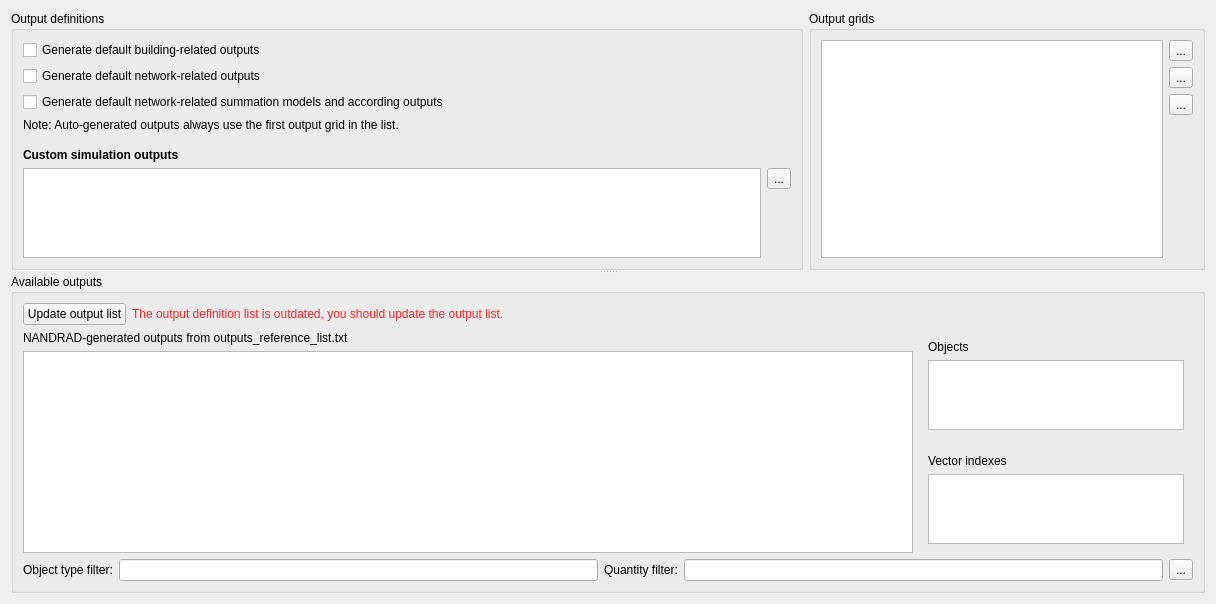
Old version of the form SIM-VICUS/src/SVSimulationOutputOptions.ui in the repository ghorwin/SIM-VICUS.
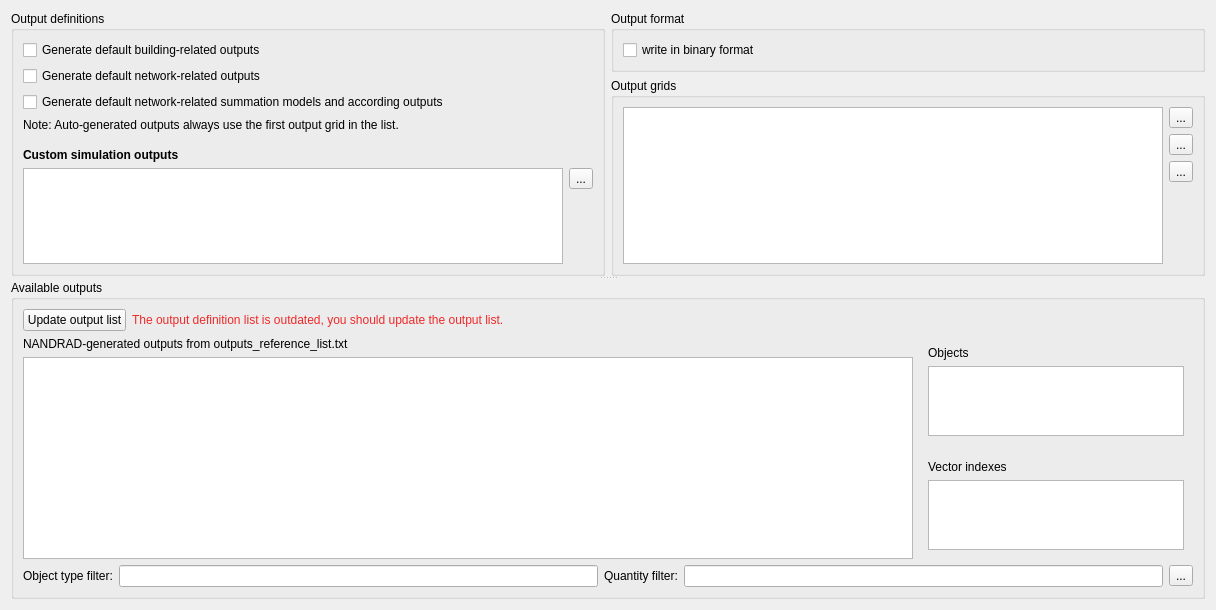
New version of the form. Icons and pictures are not drawn.

Commit message: add option for using binary outputs

Patch:
```diff
--- a/SIM-VICUS/src/SVSimulationOutputOptions.ui
+++ b/SIM-VICUS/src/SVSimulationOutputOptions.ui
@@ -7,7 +7,7 @@
     <x>0</x>
     <y>0</y>
     <width>1216</width>
-    <height>604</height>
+    <height>610</height>
    </rect>
   </property>
   <property name="windowTitle">
@@ -20,75 +20,122 @@
       <enum>Qt::Vertical</enum>
      </property>
      <widget class="QWidget" name="layoutWidget">
-      <layout class="QHBoxLayout" name="horizontalLayout_3" stretch="2,1">
-       <item>
+      <layout class="QGridLayout" name="gridLayout_4">
+       <item row="1" column="1">
+        <widget class="QGroupBox" name="groupBox">
+         <property name="title">
+          <string>Output grids</string>
+         </property>
+         <layout class="QGridLayout" name="gridLayout">
+          <item row="0" column="0" rowspan="4">
+           <widget class="QTableWidget" name="tableWidgetOutputGrids">
+            <property name="sizePolicy">
+             <sizepolicy hsizetype="Expanding" vsizetype="Preferred">
+              <horstretch>0</horstretch>
+              <verstretch>0</verstretch>
+             </sizepolicy>
+            </property>
+            <attribute name="verticalHeaderVisible">
+             <bool>false</bool>
+            </attribute>
+           </widget>
+          </item>
+          <item row="1" column="1">
+           <widget class="QToolButton" name="toolButtonEditGrid">
+            <property name="text">
+             <string>...</string>
+            </property>
+            <property name="icon">
+             <iconset resource="../resources/SIM-VICUS.qrc">
+              <normaloff>:/gfx/actions/24x24/edit.png</normaloff>:/gfx/actions/24x24/edit.png</iconset>
+            </property>
+            <property name="iconSize">
+             <size>
+              <width>24</width>
+              <height>24</height>
+             </size>
+            </property>
+           </widget>
+          </item>
+          <item row="2" column="1">
+           <widget class="QToolButton" name="toolButtonRemoveGrid">
+            <property name="text">
+             <string>...</string>
+            </property>
+            <property name="icon">
+             <iconset resource="../resources/SIM-VICUS.qrc">
+              <normaloff>:/gfx/actions/24x24/minus.png</normaloff>:/gfx/actions/24x24/minus.png</iconset>
+            </property>
+            <property name="iconSize">
+             <size>
+              <width>24</width>
+              <height>24</height>
+             </size>
+            </property>
+           </widget>
+          </item>
+          <item row="0" column="1">
+           <widget class="QToolButton" name="toolButtonAddGrid">
+            <property name="text">
+             <string>...</string>
+            </property>
+            <property name="icon">
+             <iconset resource="../resources/SIM-VICUS.qrc">
+              <normaloff>:/gfx/actions/24x24/plus.png</normaloff>:/gfx/actions/24x24/plus.png</iconset>
+            </property>
+            <property name="iconSize">
+             <size>
+              <width>24</width>
+              <height>24</height>
+             </size>
+            </property>
+           </widget>
+          </item>
+          <item row="3" column="1">
+           <spacer name="verticalSpacer">
+            <property name="orientation">
+             <enum>Qt::Vertical</enum>
+            </property>
+            <property name="sizeType">
+             <enum>QSizePolicy::Preferred</enum>
+            </property>
+            <property name="sizeHint" stdset="0">
+             <size>
+              <width>20</width>
+              <height>518</height>
+             </size>
+            </property>
+           </spacer>
+          </item>
+         </layout>
+        </widget>
+       </item>
+       <item row="0" column="1">
+        <widget class="QGroupBox" name="groupBox_4">
+         <property name="title">
+          <string>Output format</string>
+         </property>
+         <layout class="QVBoxLayout" name="verticalLayout_6">
+          <item>
+           <widget class="QCheckBox" name="checkBoxBinaryFormat">
+            <property name="text">
+             <string>write in binary format</string>
+            </property>
+           </widget>
+          </item>
+         </layout>
+        </widget>
+       </item>
+       <item row="0" column="0" rowspan="2">
         <widget class="QGroupBox" name="groupBox_2">
          <property name="title">
           <string>Output definitions</string>
          </property>
          <layout class="QGridLayout" name="gridLayout_2">
-          <item row="0" column="0">
-           <widget class="QCheckBox" name="checkBoxDefaultBuildingOutputs">
-            <property name="text">
-             <string>Generate default building-related outputs</string>
-            </property>
-           </widget>
-          </item>
-          <item row="7" column="1">
-           <spacer name="verticalSpacer_2">
-            <property name="orientation">
-             <enum>Qt::Vertical</enum>
-            </property>
-            <property name="sizeType">
-             <enum>QSizePolicy::Preferred</enum>
-            </property>
-            <property name="sizeHint" stdset="0">
-             <size>
-              <width>20</width>
-              <height>458</height>
-             </size>
-            </property>
-           </spacer>
-          </item>
-          <item row="6" column="0" rowspan="2">
-           <widget class="QTableWidget" name="tableWidgetOutputDefinitions">
-            <property name="sizePolicy">
-             <sizepolicy hsizetype="Expanding" vsizetype="Preferred">
-              <horstretch>0</horstretch>
-              <verstretch>0</verstretch>
-             </sizepolicy>
-            </property>
-           </widget>
-          </item>
-          <item row="1" column="0">
-           <widget class="QCheckBox" name="checkBoxDefaultNetworkOutputs">
-            <property name="text">
-             <string>Generate default network-related outputs</string>
-            </property>
-           </widget>
-          </item>
-          <item row="6" column="1">
-           <widget class="QToolButton" name="toolButtonRemoveDefinition">
-            <property name="text">
-             <string>...</string>
-            </property>
-            <property name="icon">
-             <iconset resource="../resources/SIM-VICUS.qrc">
-              <normaloff>:/gfx/actions/24x24/minus.png</normaloff>:/gfx/actions/24x24/minus.png</iconset>
-            </property>
-            <property name="iconSize">
-             <size>
-              <width>24</width>
-              <height>24</height>
-             </size>
-            </property>
-           </widget>
-          </item>
           <item row="5" column="0">
            <widget class="QLabel" name="label_6">
             <property name="font">
              <font>
-              <weight>75</weight>
               <bold>true</bold>
              </font>
             </property>
@@ -97,13 +144,6 @@
             </property>
            </widget>
           </item>
-          <item row="3" column="0">
-           <widget class="QLabel" name="label_7">
-            <property name="text">
-             <string>Note: Auto-generated outputs always use the first output grid in the list.</string>
-            </property>
-           </widget>
-          </item>
           <item row="4" column="0">
            <spacer name="verticalSpacer_4">
             <property name="orientation">
@@ -120,6 +160,46 @@
             </property>
            </spacer>
           </item>
+          <item row="6" column="1">
+           <widget class="QToolButton" name="toolButtonRemoveDefinition">
+            <property name="text">
+             <string>...</string>
+            </property>
+            <property name="icon">
+             <iconset resource="../resources/SIM-VICUS.qrc">
+              <normaloff>:/gfx/actions/24x24/minus.png</normaloff>:/gfx/actions/24x24/minus.png</iconset>
+            </property>
+            <property name="iconSize">
+             <size>
+              <width>24</width>
+              <height>24</height>
+             </size>
+            </property>
+           </widget>
+          </item>
+          <item row="1" column="0">
+           <widget class="QCheckBox" name="checkBoxDefaultNetworkOutputs">
+            <property name="text">
+             <string>Generate default network-related outputs</string>
+            </property>
+           </widget>
+          </item>
+          <item row="7" column="1">
+           <spacer name="verticalSpacer_2">
+            <property name="orientation">
+             <enum>Qt::Vertical</enum>
+            </property>
+            <property name="sizeType">
+             <enum>QSizePolicy::Preferred</enum>
+            </property>
+            <property name="sizeHint" stdset="0">
+             <size>
+              <width>20</width>
+              <height>458</height>
+             </size>
+            </property>
+           </spacer>
+          </item>
           <item row="2" column="0">
            <widget class="QCheckBox" name="checkBoxDefaultNetworkSummationModels">
             <property name="text">
@@ -127,92 +207,27 @@
             </property>
            </widget>
           </item>
-         </layout>
-        </widget>
-       </item>
-       <item>
-        <widget class="QGroupBox" name="groupBox">
-         <property name="title">
-          <string>Output grids</string>
-         </property>
-         <layout class="QGridLayout" name="gridLayout">
-          <item row="0" column="0" rowspan="4">
-           <widget class="QTableWidget" name="tableWidgetOutputGrids">
+          <item row="6" column="0" rowspan="2">
+           <widget class="QTableWidget" name="tableWidgetOutputDefinitions">
             <property name="sizePolicy">
              <sizepolicy hsizetype="Expanding" vsizetype="Preferred">
               <horstretch>0</horstretch>
               <verstretch>0</verstretch>
              </sizepolicy>
             </property>
-            <attribute name="verticalHeaderVisible">
-             <bool>false</bool>
-            </attribute>
            </widget>
           </item>
-          <item row="2" column="1">
-           <widget class="QToolButton" name="toolButtonRemoveGrid">
+          <item row="0" column="0">
+           <widget class="QCheckBox" name="checkBoxDefaultBuildingOutputs">
             <property name="text">
-             <string>...</string>
+             <string>Generate default building-related outputs</string>
             </property>
-            <property name="icon">
-             <iconset resource="../resources/SIM-VICUS.qrc">
-              <normaloff>:/gfx/actions/24x24/minus.png</normaloff>:/gfx/actions/24x24/minus.png</iconset>
-            </property>
-            <property name="iconSize">
-             <size>
-              <width>24</width>
-              <height>24</height>
-             </size>
-            </property>
            </widget>
           </item>
-          <item row="0" column="1">
-           <widget class="QToolButton" name="toolButtonAddGrid">
+          <item row="3" column="0">
+           <widget class="QLabel" name="label_7">
             <property name="text">
-             <string>...</string>
-            </property>
-            <property name="icon">
-             <iconset resource="../resources/SIM-VICUS.qrc">
-              <normaloff>:/gfx/actions/24x24/plus.png</normaloff>:/gfx/actions/24x24/plus.png</iconset>
-            </property>
-            <property name="iconSize">
-             <size>
-              <width>24</width>
-              <height>24</height>
-             </size>
-            </property>
-           </widget>
-          </item>
-          <item row="3" column="1">
-           <spacer name="verticalSpacer">
-            <property name="orientation">
-             <enum>Qt::Vertical</enum>
-            </property>
-            <property name="sizeType">
-             <enum>QSizePolicy::Preferred</enum>
-            </property>
-            <property name="sizeHint" stdset="0">
-             <size>
-              <width>20</width>
-              <height>518</height>
-             </size>
-            </property>
-           </spacer>
-          </item>
-          <item row="1" column="1">
-           <widget class="QToolButton" name="toolButtonEditGrid">
-            <property name="text">
-             <string>...</string>
-            </property>
-            <property name="icon">
-             <iconset resource="../resources/SIM-VICUS.qrc">
-              <normaloff>:/gfx/actions/24x24/edit.png</normaloff>:/gfx/actions/24x24/edit.png</iconset>
-            </property>
-            <property name="iconSize">
-             <size>
-              <width>24</width>
-              <height>24</height>
-             </size>
+             <string>Note: Auto-generated outputs always use the first output grid in the list.</string>
             </property>
            </widget>
           </item>
```
The commit also changes 2 other files.
